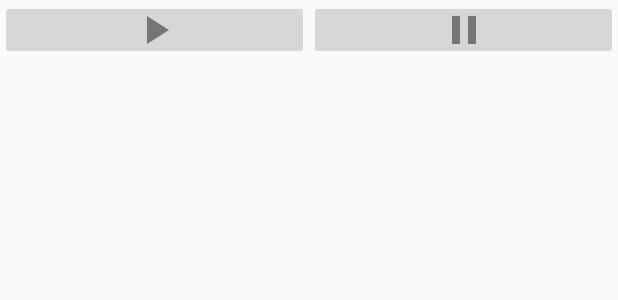
After one commit to minivelx/ReproductorFull2, an Android app: the layout notificacion_audio.xml on its own in the app's theme, with its tools: preview values and no code run, on a phone screen of 412 x 824 dp. The commit adds this screen. Shown: the top 300 px of the screen. Run offline under Robolectric (Android 15) with nearby library versions, the phone set to English and light mode, and no system bars.

Commit message:
Notificaciones creadas

```diff
--- /dev/null
+++ b/app/src/main/res/layout/notificacion_audio.xml
@@ -0,0 +1,39 @@
+<?xml version="1.0" encoding="utf-8"?>
+<LinearLayout xmlns:android="http://schemas.android.com/apk/res/android"
+    android:orientation="vertical" android:layout_width="match_parent"
+    android:layout_height="match_parent">
+
+    <LinearLayout
+        android:layout_width="match_parent"
+        android:layout_height="40dp"
+        android:orientation="horizontal"
+        android:weightSum="2">
+
+        <LinearLayout
+            android:layout_weight="1"
+            android:layout_width="match_parent"
+            android:layout_height="match_parent">
+
+            <ImageButton
+                android:id="@+id/boton_play"
+                android:layout_width="match_parent"
+                android:layout_height="match_parent"
+                android:src="@drawable/icono_play" />
+
+        </LinearLayout>
+
+        <LinearLayout
+            android:layout_weight="1"
+            android:layout_width="match_parent"
+            android:layout_height="match_parent">
+
+            <ImageButton
+                android:id="@+id/boton_pause"
+                android:layout_width="match_parent"
+                android:layout_height="match_parent"
+                android:src="@drawable/icono_pause" />
+        </LinearLayout>
+
+    </LinearLayout>
+
+</LinearLayout>
```
Also changed, not shown: app/src/main/AndroidManifest.xml (+14 -1 lines), app/src/main/java/com/movil/p/reproductorfull/MainActivity.java (+16 -4 lines), app/src/main/java/com/movil/p/reproductorfull/MyReceiver.java (added, +54 -0 lines), app/src/main/java/com/movil/p/reproductorfull/ServicioMusica.java (+64 -4 lines), app/src/main/res/drawable-hdpi/icono_pause.png (added), app/src/main/res/drawable-hdpi/icono_play.png (added), app/src/main/res/drawable-mdpi/icono_pause.png (added), app/src/main/res/drawable-mdpi/icono_play.png (added), app/src/main/res/drawable-xhdpi/icono_pause.png (added), app/src/main/res/drawable-xhdpi/icono_play.png (added), app/src/main/res/drawable-xxhdpi/icono_pause.png (added), app/src/main/res/drawable-xxhdpi/icono_play.png (added).
